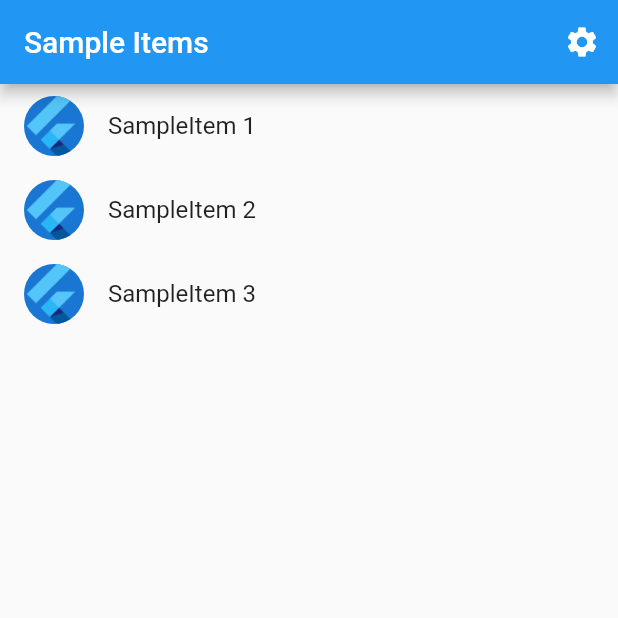
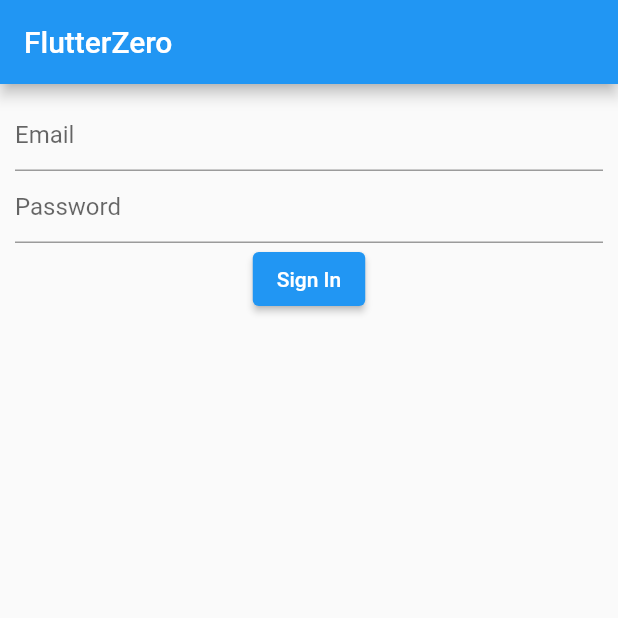
Before and after one commit to shunkat/spajam_demo_app, a Flutter app: the screen it shows after launch, on a phone screen of 412 x 824 dp, the top half of it. Run offline on Flutter 3.47's test engine with Material 2 defaults, Android fonts, the phone set to English and light mode, and no system bars; our stand-ins replace cloud_firestore, firebase_auth, firebase_core; accounts and stored records are empty; generated files the repository leaves out were written again.

Commit message:
見た目完成

```diff
--- a/lib/src/app.dart
+++ b/lib/src/app.dart
@@ -1,6 +1,7 @@
 import 'package:flutter/material.dart';
 import 'package:flutter_gen/gen_l10n/app_localizations.dart';
 import 'package:flutter_localizations/flutter_localizations.dart';
+import 'package:spajam_demo_app/src/register/register.dart';
 
 import 'sample_feature/sample_item_details_view.dart';
 import 'sample_feature/sample_item_list_view.dart';
@@ -73,7 +74,7 @@ class MyApp extends StatelessWidget {
                     return const SampleItemDetailsView();
                   case SampleItemListView.routeName:
                   default:
-                    return const SampleItemListView();
+                    return const RegisterView();
                 }
               },
             );
--- /dev/null
+++ b/lib/src/register/register.dart
@@ -0,0 +1,95 @@
+import 'package:firebase_core/firebase_core.dart';
+import 'package:firebase_auth/firebase_auth.dart';
+import 'package:flutter/material.dart';
+
+void main() async {
+  WidgetsFlutterBinding.ensureInitialized();
+  await Firebase.initializeApp();
+
+  runApp(RegisterView());
+}
+
+class RegisterView extends StatelessWidget {
+  const RegisterView({Key? key}) : super(key: key);
+
+  @override
+  Widget build(BuildContext context) {
+    return MaterialApp(
+      home: Scaffold(
+        appBar: AppBar(
+          title: const Text('FlutterZero'),
+        ),
+        body: MyRegisterView(),
+      ),
+    );
+  }
+}
+
+class MyRegisterView extends StatefulWidget {
+  const MyRegisterView({Key? key}) : super(key: key);
+
+  @override
+  State<MyRegisterView> createState() => _MyRegisterViewState();
+}
+
+class _MyRegisterViewState extends State<MyRegisterView> {
+  String? email;
+  String? password;
+
+  final _emailController = TextEditingController();
+  final _passwordController = TextEditingController();
+
+  @override
+  Widget build(BuildContext context) {
+    return Padding(
+      padding: const EdgeInsets.all(10.0),
+      child: Column(
+        children: [
+          TextField(
+            controller: _emailController,
+            onChanged: (email) {
+              this.email = email;
+            },
+            decoration: InputDecoration(hintText: 'Email'),
+          ),
+          TextField(
+            controller: _passwordController,
+            onChanged: (password) {
+              this.password = password;
+            },
+            obscureText: true,
+            decoration: InputDecoration(hintText: 'Password'),
+          ),
+          ElevatedButton(
+            child: Text('Sign In'),
+            onPressed: (){},
+
+          //  ビルド通ったら下を有効化
+          //     ElevatedButton(
+          //       child: Text('Sign In'),
+          //       onPressed: () async {
+          //         try {
+          //           await FirebaseAuth.instance.signInWithEmailAndPassword(
+          //             email: _emailController.text.trim(),
+          //             password: _passwordController.text.trim(),
+          //           );
+          //           final user = FirebaseAuth.instance.currentUser!;
+          //
+          //           final snackBar = SnackBar(
+          //             content: Text(user.email!),
+          //           );
+          //
+          //           ScaffoldMessenger.of(context).showSnackBar(snackBar);
+          //         } catch (e) {
+          //           print(e);
+          //         }
+          //       },
+          //     )
+
+
+          )
+        ],
+      ),
+    );
+  }
+}
--- a/pubspec.yaml
+++ b/pubspec.yaml
@@ -12,6 +12,7 @@ environment:
 dependencies:
   cloud_firestore: ^3.4.6
   firebase_core: ^1.21.1
+  firebase_auth: ^3.4.2
   flutter:
     sdk: flutter
   flutter_localizations:
```
Also changed, not shown: 4 other files.
